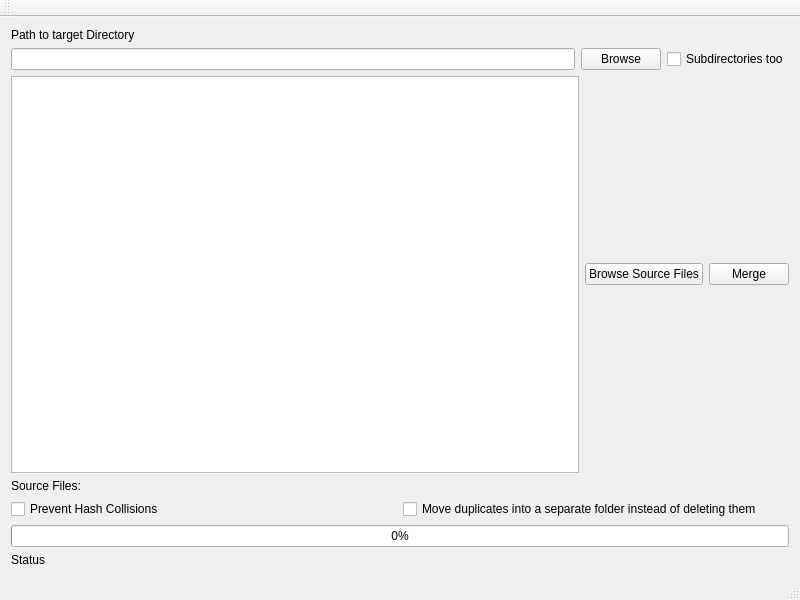
Qt form mainwindow.ui (GregoryDelrue/Hashcopy) before a commit.
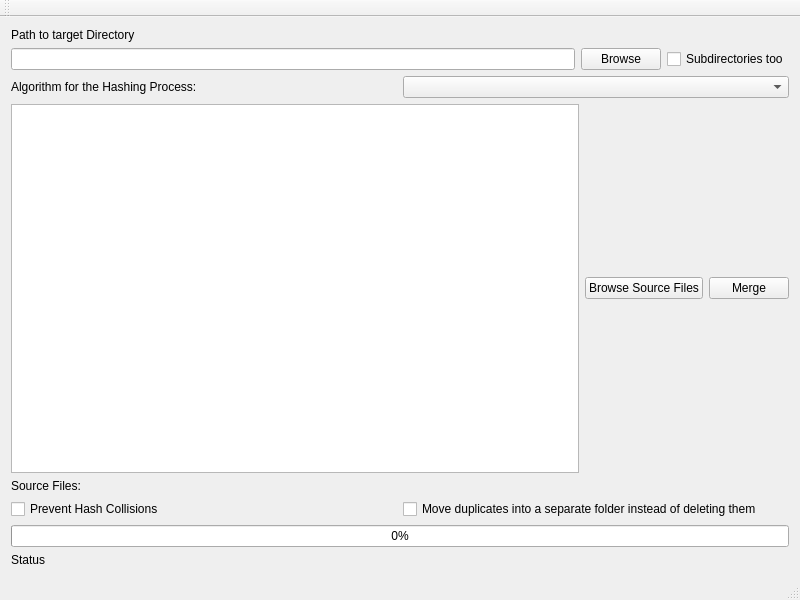
The same form after that commit.

Commit message: It is now possible to select the Hashing Algorithm for the file identification.

What changed in the file:
```diff
--- a/mainwindow.ui
+++ b/mainwindow.ui
@@ -47,6 +47,20 @@
       </item>
      </layout>
     </item>
+    <item>
+     <layout class="QHBoxLayout" name="horizontalLayout_3">
+      <item>
+       <widget class="QLabel" name="label_4">
+        <property name="text">
+         <string>Algorithm for the Hashing Process:</string>
+        </property>
+       </widget>
+      </item>
+      <item>
+       <widget class="QComboBox" name="comboBox"/>
+      </item>
+     </layout>
+    </item>
     <item>
      <layout class="QVBoxLayout" name="verticalLayout_4">
       <item>
```
The commit also changes 3 other files.
